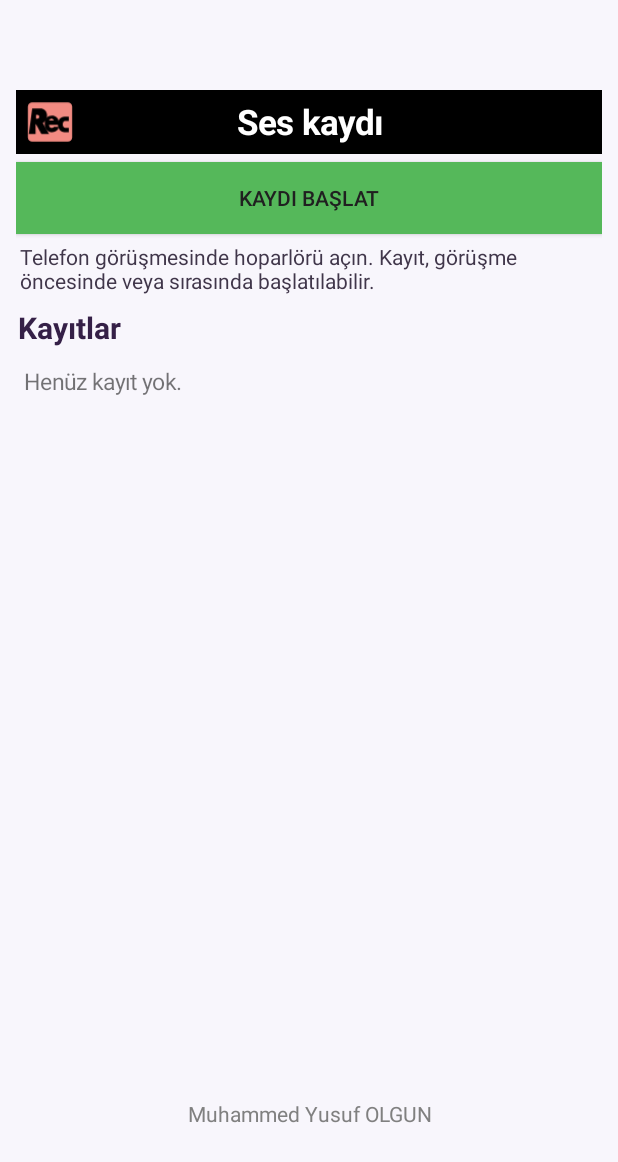
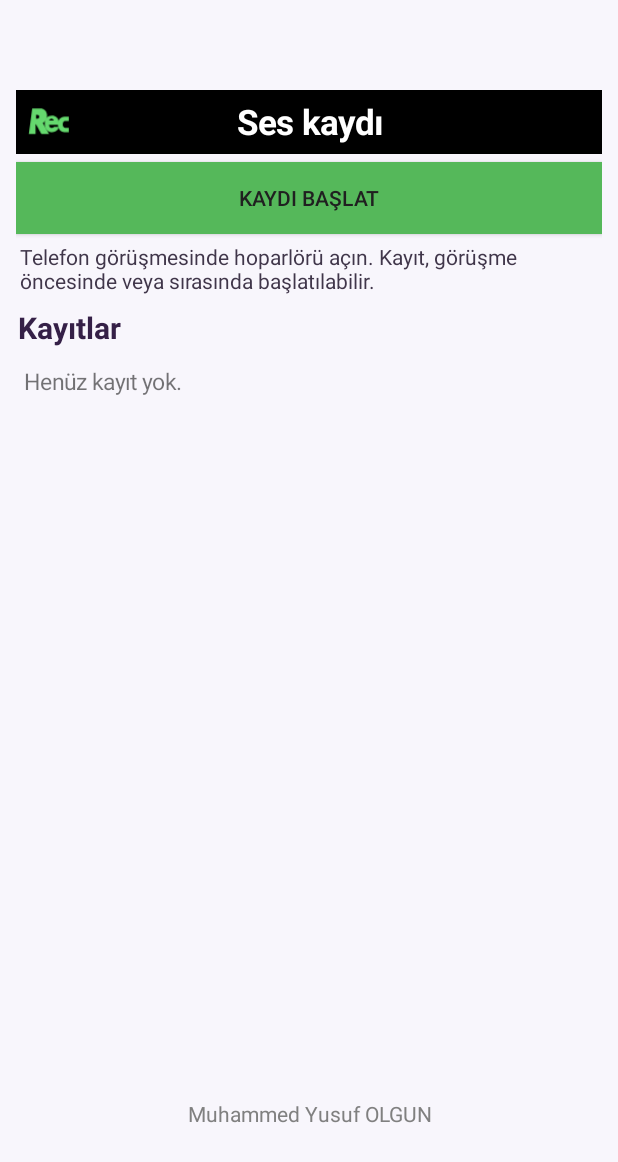
Before and after one commit to muhammedyusufolgun/ses-kaydi, an Android app: the screen it shows after launch (MainActivity), on a phone screen of 412 x 824 dp. Shown: the top 1162 px of the screen. Run offline under Robolectric (Android 15) with nearby library versions, the phone set to English and light mode, and no system bars.

Commit message:
Use green Rec on black icon background

```diff
--- a/app/src/main/res/drawable/ic_cassette.xml
+++ b/app/src/main/res/drawable/ic_cassette.xml
@@ -4,10 +4,9 @@
     android:viewportWidth="108"
     android:viewportHeight="108">
     <path android:fillColor="#000000" android:pathData="M0,0h108v108h-108z" />
-    <path android:fillColor="#F28B82" android:pathData="M8,22c0,-5 4,-9 9,-9h74c5,0 9,4 9,9v64c0,5 -4,9 -9,9h-74c-5,0 -9,-4 -9,-9z" />
-    <path android:fillColor="#000000" android:fillType="evenOdd"
+    <path android:fillColor="#65D96E" android:fillType="evenOdd"
         android:pathData="M17,26h17c16,0 19,23 5,30l13,23h-16l-11,-20h-1v20h-14z M25,39v8h3c5,0 5,-8 0,-8z" />
-    <path android:fillColor="#000000" android:fillType="evenOdd"
+    <path android:fillColor="#65D96E" android:fillType="evenOdd"
         android:pathData="M72,55c0,-9 -6,-14 -14,-14c-10,0 -15,7 -15,17c0,10 6,17 16,17c7,0 12,-4 13,-11h-10c-1,3 -6,3 -8,1c-1,-1 -2,-3 -2,-5h20z M52,51c2,-5 8,-5 10,0z" />
-    <path android:fillColor="#000000" android:pathData="M93,43v9h-8c-6,0 -6,14 0,14h8v9h-9c-18,0 -18,-32 0,-32z" />
+    <path android:fillColor="#65D96E" android:pathData="M93,43v9h-8c-6,0 -6,14 0,14h8v9h-9c-18,0 -18,-32 0,-32z" />
 </vector>
```
